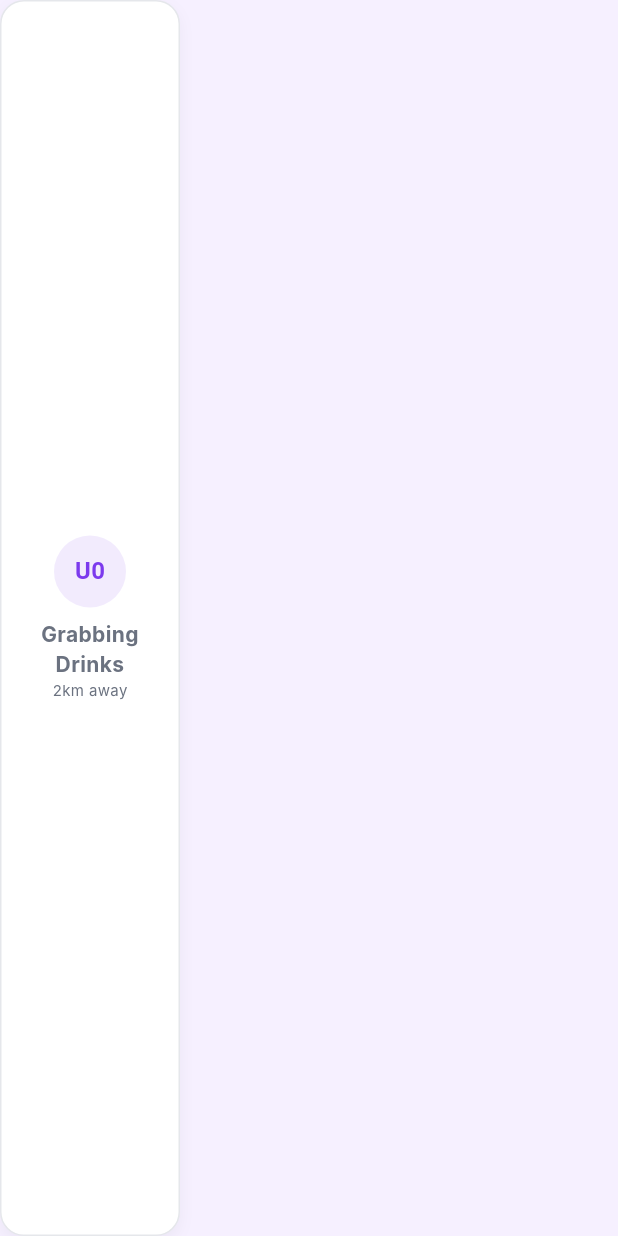
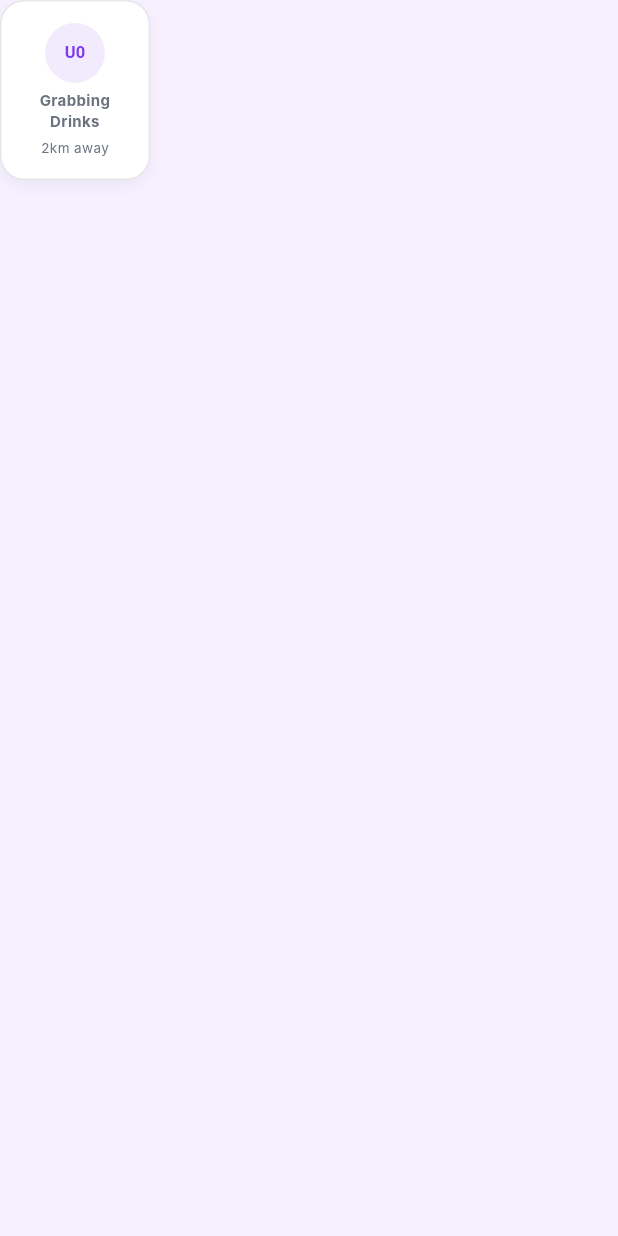
Before and after one commit to Leeshwaan04/freezmeonflutter, a Flutter app: the _LivePathCard widget shown alone on an empty page, opened directly with empty values, on a phone screen of 412 x 824 dp. Run offline on Flutter 3.47's test engine with Material 3 defaults, Android fonts, the light colour scheme and no system bars; our stand-ins replace cached_network_image, cloud_firestore, cloud_functions, firebase_auth, firebase_core, firebase_messaging and 11 more; accounts and stored records are empty; network calls fail; Roboto replaces fonts that are missing (Inter).

Commit message:
Fix layout overflow issues in HomePage cards

```diff
--- a/freezme/lib/data/firestore_freezme_repository.dart
+++ b/freezme/lib/data/firestore_freezme_repository.dart
@@ -238,7 +238,7 @@ class FirestoreFreezmeRepository implements FreezmeRepository {
           'isTyping': (data['typing'] as Map?)?.entries.any((e) => e.key != currentUser && (e.value['isTyping'] as bool? ?? false)) ?? false,
         };
       }).toList();
-    }).onError((error, stackTrace) {
+    }).handleError((error, stackTrace) {
       final fallback = _fallback;
       if (fallback != null) {
         return fallback.watchMatches();
--- a/freezme/lib/ui/home/home_page.dart
+++ b/freezme/lib/ui/home/home_page.dart
@@ -315,7 +315,7 @@ class _HomePageState extends State<HomePage> {
           ),
           const SizedBox(height: FreezmeDesignSystem.spaceMd),
           SizedBox(
-            height: 140,
+            height: 130,
             child: ListView.builder(
               scrollDirection: Axis.horizontal,
               padding: const EdgeInsets.symmetric(horizontal: FreezmeDesignSystem.spaceLg),
@@ -462,28 +462,33 @@ class _LivePathCard extends StatelessWidget {
   @override
   Widget build(BuildContext context) {
     return Container(
-      width: 120,
+      width: 100,
+      height: 120,
       margin: const EdgeInsets.only(right: FreezmeDesignSystem.spaceMd),
       child: PremiumCard(
-        padding: EdgeInsets.all(FreezmeDesignSystem.spaceMd),
+        padding: const EdgeInsets.symmetric(horizontal: 8, vertical: 10),
         onTap: () {},
         child: Column(
-          mainAxisAlignment: MainAxisAlignment.center,
+          mainAxisAlignment: MainAxisAlignment.spaceEvenly,
+          mainAxisSize: MainAxisSize.max,
           children: [
             CircleAvatar(
-              radius: 24,
+              radius: 20,
               backgroundColor: FreezmeDesignSystem.primary.withValues(alpha: 0.1),
-              child: Text('U$index', style: const TextStyle(fontWeight: FontWeight.bold, color: FreezmeDesignSystem.primary)),
+              child: Text('U$index', style: const TextStyle(fontWeight: FontWeight.bold, fontSize: 11, color: FreezmeDesignSystem.primary)),
             ),
-            const SizedBox(height: FreezmeDesignSystem.spaceSm),
-            Text(
-              'Grabbing Drinks',
-              style: FreezmeDesignSystem.caption.copyWith(fontWeight: FontWeight.bold),
-              textAlign: TextAlign.center,
+            Flexible(
+              child: Text(
+                'Grabbing Drinks',
+                style: FreezmeDesignSystem.caption.copyWith(fontWeight: FontWeight.bold, fontSize: 10),
+                textAlign: TextAlign.center,
+                maxLines: 2,
+                overflow: TextOverflow.ellipsis,
+              ),
             ),
             Text(
               '2km away',
-              style: FreezmeDesignSystem.caption.copyWith(fontSize: 10, color: FreezmeDesignSystem.textSecondary),
+              style: FreezmeDesignSystem.caption.copyWith(fontSize: 9, color: FreezmeDesignSystem.textSecondary),
             ),
           ],
         ),
@@ -539,30 +544,31 @@ class _TonightProfileCard extends StatelessWidget {
             ),
             Expanded(
               child: Padding(
-                padding: const EdgeInsets.all(FreezmeDesignSystem.spaceMd),
+                padding: const EdgeInsets.symmetric(horizontal: FreezmeDesignSystem.spaceMd, vertical: FreezmeDesignSystem.spaceSm),
                 child: Column(
                   crossAxisAlignment: CrossAxisAlignment.start,
                   mainAxisAlignment: MainAxisAlignment.center,
+                  mainAxisSize: MainAxisSize.min,
                   children: [
                     Text(
                       '${profile.name}, ${profile.age}',
-                      style: FreezmeDesignSystem.h3,
+                      style: FreezmeDesignSystem.h3.copyWith(fontSize: 16),
                     ),
-                    const SizedBox(height: FreezmeDesignSystem.spaceXs),
+                    const SizedBox(height: 2),
                     Text(
                       profile.bio,
                       maxLines: 1,
                       overflow: TextOverflow.ellipsis,
-                      style: FreezmeDesignSystem.caption,
+                      style: FreezmeDesignSystem.caption.copyWith(fontSize: 12),
                     ),
-                    const SizedBox(height: FreezmeDesignSystem.spaceSm),
+                    const SizedBox(height: 4),
                     Row(
                       children: [
                         const Icon(Icons.location_on, size: 12, color: FreezmeDesignSystem.primary),
                         const SizedBox(width: 4),
                         Text(
                           profile.distance,
-                          style: FreezmeDesignSystem.caption.copyWith(color: FreezmeDesignSystem.primary),
+                          style: FreezmeDesignSystem.caption.copyWith(fontSize: 11, color: FreezmeDesignSystem.primary),
                         ),
                       ],
                     ),
```
